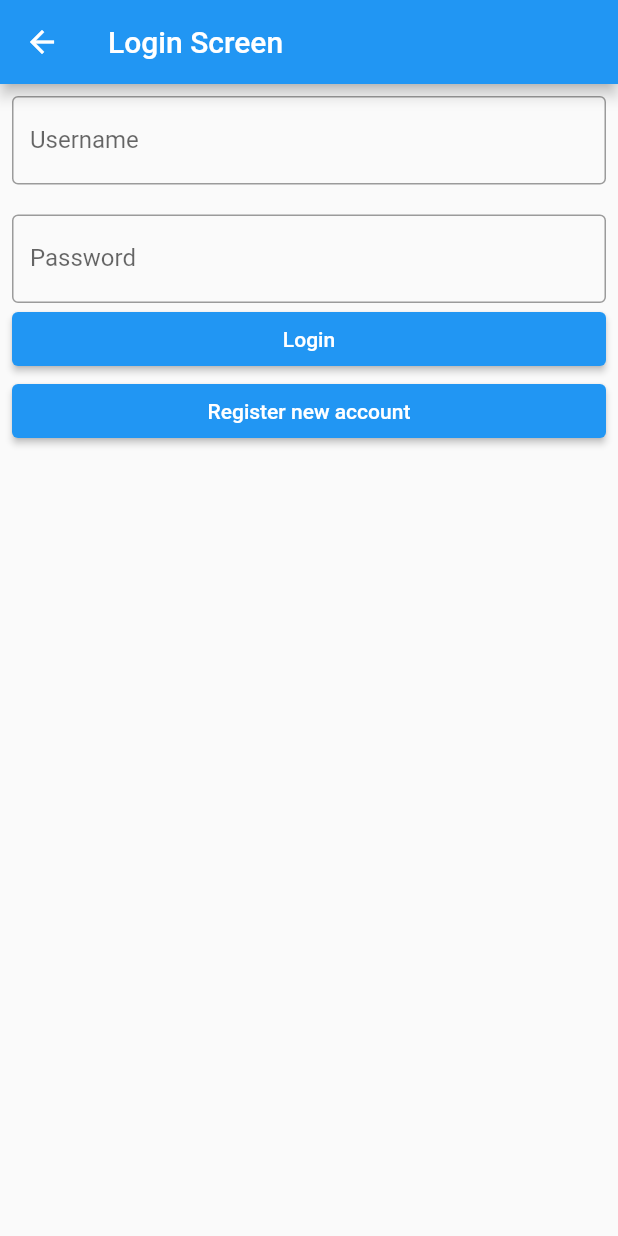
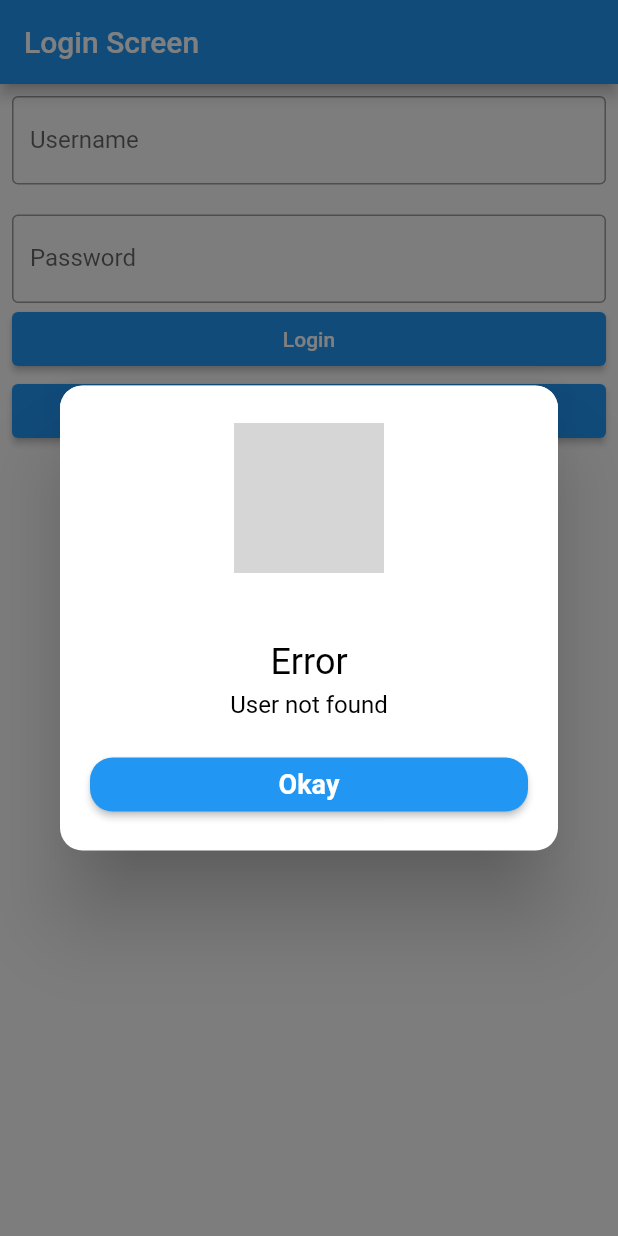
Before and after one commit to CarlloydViray/hivepractice, a Flutter app: the Login screen opened directly, after a tap on "Login", on a phone screen of 412 x 824 dp. Run offline on Flutter 3.47's test engine with Material 2 defaults, Android fonts, the phone set to English and light mode, and no system bars; our stand-ins replace hive, hive_flutter, quickalert; accounts and stored records are empty; grey boxes are pictures that could not be loaded.

Commit message:
Added register and login DONE!

```diff
--- a/hive_test/lib/screens/login.dart
+++ b/hive_test/lib/screens/login.dart
@@ -4,7 +4,9 @@ import 'package:flutter/cupertino.dart';
 import 'package:flutter/material.dart';
 import 'package:hive/hive.dart';
 import 'package:hive_test/class/user.dart';
+import 'package:hive_test/screens/mainScreen.dart';
 import 'package:hive_test/screens/register.dart';
+import 'package:quickalert/quickalert.dart';
 
 class Login extends StatefulWidget {
   const Login({super.key});
@@ -17,17 +19,19 @@ final myBox = Hive.box('users');
 var username = TextEditingController();
 var password = TextEditingController();
 
-void login() async {
+void login(BuildContext context) async {
   await Hive.openBox('users');
   if (myBox.containsKey(username.text)) {
     final user = await myBox.get(username.text) as User;
     if (user.password == password.text) {
-      print('Success');
+      Navigator.push(context, CupertinoPageRoute(builder: (context){
+        return mainScreen();
+      }));
     } else {
-      print('Incorrect Password');
+      QuickAlert.show(context: context, type: QuickAlertType.error, text: 'Incorrect Password');
     }
   } else {
-    print('User not found');
+    QuickAlert.show(context: context, type: QuickAlertType.error, text: 'User not found');
   }
 }
 
@@ -61,7 +65,7 @@ class _LoginState extends State<Login> {
             ),
             ElevatedButton(
                 onPressed: () {
-                  login();
+                  login(context);
                 },
                 child: Text('Login')),
             ElevatedButton(
```
Also changed, not shown: hive_test/lib/screens/register.dart (+3 -8 lines).
